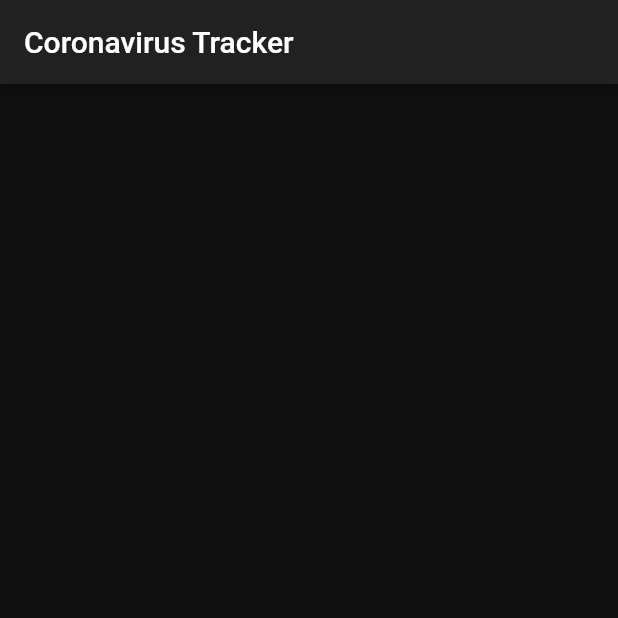
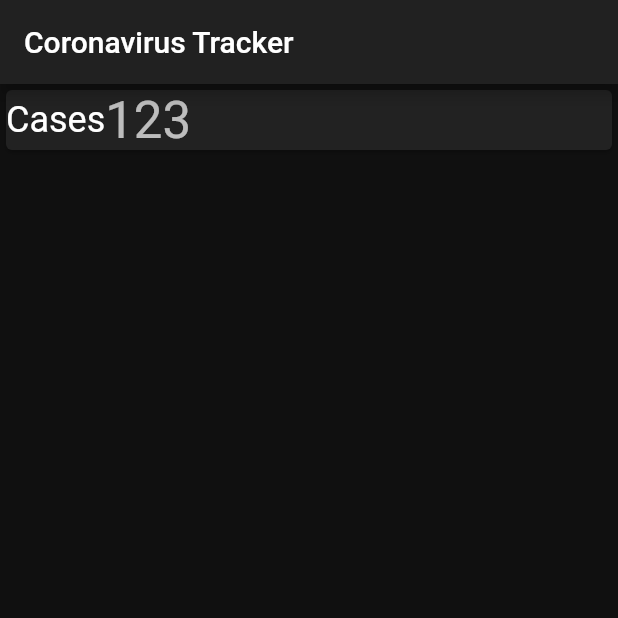
Before and after one commit to Eventyret/coronatracker, a Flutter app: the screen it shows after launch, on a phone screen of 412 x 824 dp, the top half of it. Run offline on Flutter 3.47's test engine with Material 2 defaults, Android fonts, the phone set to English and light mode, and no system bars.

Commit message:
Styling improved

```diff
--- a/lib/app/ui/dashboard.dart
+++ b/lib/app/ui/dashboard.dart
@@ -1,3 +1,5 @@
+import 'package:coronavirus_tracker/app/services/api.dart';
+import 'package:coronavirus_tracker/app/ui/endpoint_card.dart';
 import 'package:flutter/material.dart';
 
 class Dashboard extends StatefulWidget {
@@ -15,7 +17,12 @@ class _DashboardState extends State<Dashboard> {
         title: Text('Coronavirus Tracker'),
       ),
       body: ListView(
-        children: <Widget>[],
+        children: <Widget>[
+          EndpointCard(
+            endpoint: Endpoint.cases,
+            value: 123,
+          )
+        ],
       ),
     );
   }
--- a/lib/app/ui/endpoint_card.dart
+++ b/lib/app/ui/endpoint_card.dart
@@ -1,10 +1,26 @@
+import 'package:coronavirus_tracker/app/services/api.dart';
 import 'package:flutter/material.dart';
 
 class EndpointCard extends StatelessWidget {
-  const EndpointCard({Key key}) : super(key: key);
+  const EndpointCard({Key key, this.endpoint, this.value}) : super(key: key);
+  final Endpoint endpoint;
+  final int value;
 
   @override
   Widget build(BuildContext context) {
-    return Container();
+    return Card(
+      child: Row(
+        children: <Widget>[
+          Text(
+            'Cases',
+            style: Theme.of(context).textTheme.headline5,
+          ),
+          Text(
+            value != null ? value.toString() : '',
+            style: Theme.of(context).textTheme.headline4,
+          ),
+        ],
+      ),
+    );
   }
 }
```
